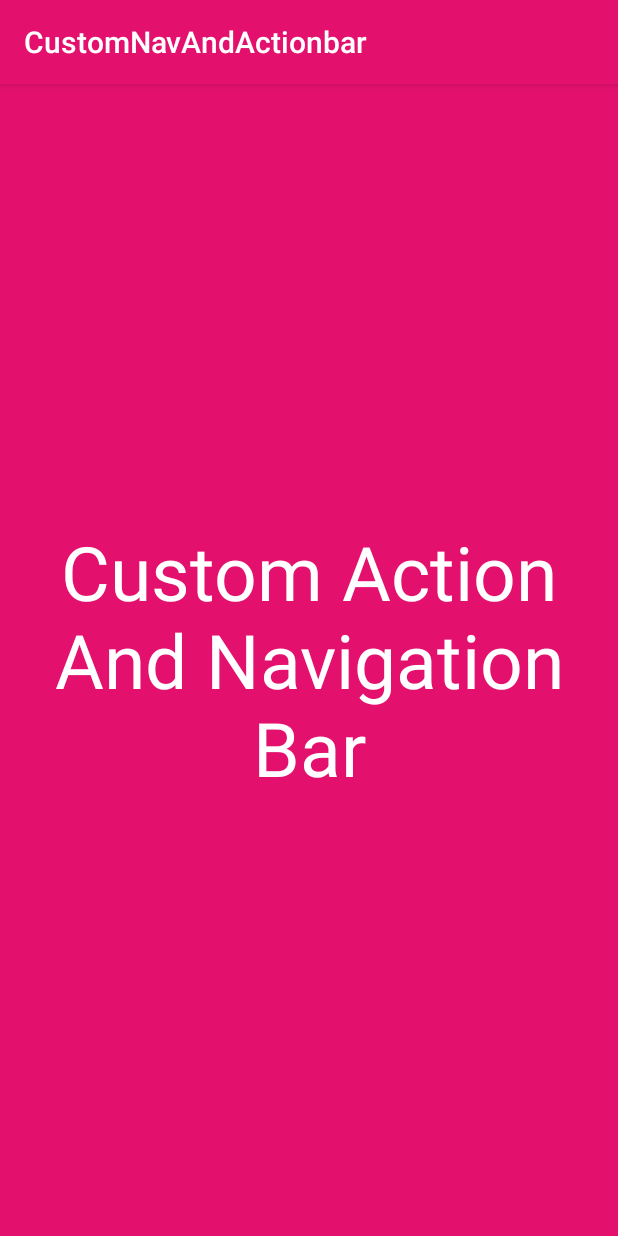
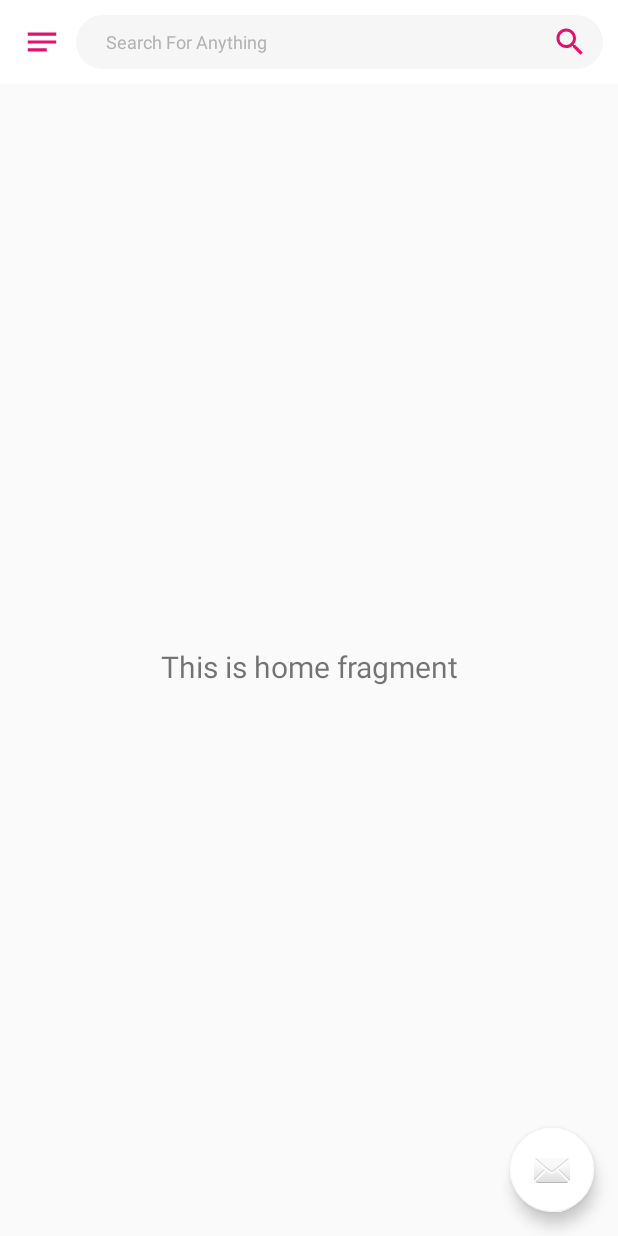
Before and after one commit to hnjm/Custom-Action-And-Navigation-Bar, an Android app: the screen it shows after launch (MainActivity before the commit, NavigationDrawerActivity after it), on a phone screen of 412 x 824 dp. Run offline under Robolectric (Android 15) with nearby library versions, the phone set to English and light mode, and no system bars; our stand-ins replace navigation-ui.

Commit message:
ActionBar Customized with an icon and a search layout

```diff
--- a/app/src/main/java/com/example/customnavandactionbar/MainActivity.java
+++ b/app/src/main/java/com/example/customnavandactionbar/MainActivity.java
@@ -2,6 +2,7 @@ package com.example.customnavandactionbar;
 
 import androidx.appcompat.app.AppCompatActivity;
 
+import android.content.Intent;
 import android.os.Bundle;
 
 import static java.lang.Thread.sleep;
@@ -11,6 +12,7 @@ public class MainActivity extends AppCompatActivity {
     @Override
     protected void onCreate(Bundle savedInstanceState) {
         super.onCreate(savedInstanceState);
+        getSupportActionBar().hide();
         setContentView(R.layout.activity_main);
 
         Thread t = new Thread(new Runnable() {
@@ -18,7 +20,8 @@ public class MainActivity extends AppCompatActivity {
             public void run() {
                 try {
                     sleep(2000);
-
+                    Intent i = new Intent(MainActivity.this,NavigationDrawerActivity.class);
+                    startActivity(i);
                 } catch (InterruptedException e) {
                     e.printStackTrace();
                 }
--- /dev/null
+++ b/app/src/main/res/drawable-v24/action_bar_search_back.xml
@@ -0,0 +1,6 @@
+<shape xmlns:android="http://schemas.android.com/apk/res/android">
+    <solid
+        android:color="#F6F6F6"/>
+    <corners
+        android:radius="25dp"/>
+</shape>
--- /dev/null
+++ b/app/src/main/res/drawable/ic_baseline_notes_24.xml
@@ -0,0 +1,10 @@
+<vector xmlns:android="http://schemas.android.com/apk/res/android"
+    android:width="24dp"
+    android:height="24dp"
+    android:viewportWidth="24"
+    android:viewportHeight="24"
+    android:tint="#E3106E">
+  <path
+      android:fillColor="@android:color/white"
+      android:pathData="M3,18h12v-2L3,16v2zM3,6v2h18L21,6L3,6zM3,13h18v-2L3,11v2z"/>
+</vector>
--- /dev/null
+++ b/app/src/main/res/drawable/ic_baseline_search_24.xml
@@ -0,0 +1,10 @@
+<vector xmlns:android="http://schemas.android.com/apk/res/android"
+    android:width="24dp"
+    android:height="24dp"
+    android:viewportWidth="24"
+    android:viewportHeight="24"
+    android:tint="#E3106E">
+  <path
+      android:fillColor="@android:color/white"
+      android:pathData="M15.5,14h-0.79l-0.28,-0.27C15.41,12.59 16,11.11 16,9.5 16,5.91 13.09,3 9.5,3S3,5.91 3,9.5 5.91,16 9.5,16c1.61,0 3.09,-0.59 4.23,-1.57l0.27,0.28v0.79l5,4.99L20.49,19l-4.99,-5zM9.5,14C7.01,14 5,11.99 5,9.5S7.01,5 9.5,5 14,7.01 14,9.5 11.99,14 9.5,14z"/>
+</vector>
--- a/app/src/main/res/layout/app_bar_main.xml
+++ b/app/src/main/res/layout/app_bar_main.xml
@@ -7,16 +7,48 @@
     tools:context=".NavigationDrawerActivity">
 
     <com.google.android.material.appbar.AppBarLayout
+        app:elevation="0dp"
         android:layout_width="match_parent"
-        android:layout_height="wrap_content"
+        android:layout_height="?actionBarSize"
         android:theme="@style/AppTheme.AppBarOverlay">
 
-        <androidx.appcompat.widget.Toolbar
-            android:id="@+id/toolbar"
+        <LinearLayout
+            android:orientation="horizontal"
+            android:background="@color/colorAccent"
             android:layout_width="match_parent"
-            android:layout_height="?attr/actionBarSize"
-            android:background="?attr/colorPrimary"
-            app:popupTheme="@style/AppTheme.PopupOverlay" />
+            android:layout_height="?actionBarSize" >
+            <ImageView
+                android:id="@+id/drawer_logo"
+                android:layout_marginLeft="15dp"
+                android:src="@drawable/ic_baseline_notes_24"
+                android:layout_width="25dp"
+                android:layout_height="?actionBarSize"/>
+            <RelativeLayout
+                android:orientation="horizontal"
+                android:layout_margin="10dp"
+                android:layout_gravity="center_vertical"
+                android:background="@drawable/action_bar_search_back"
+                android:layout_width="match_parent"
+                android:layout_height="match_parent">
+                <TextView
+                    android:layout_centerVertical="true"
+                    android:textColor="@color/gray_text_color"
+                    android:layout_marginLeft="20dp"
+                    android:textSize="12sp"
+                    android:text="@string/search_text"
+                    android:layout_width="wrap_content"
+                    android:layout_height="wrap_content"/>
+                <ImageView
+                    android:layout_centerVertical="true"
+                    android:layout_marginRight="10dp"
+                    android:layout_alignParentRight="true"
+                    android:src="@drawable/ic_baseline_search_24"
+                    android:layout_width="wrap_content"
+                    android:layout_height="wrap_content"/>
+            </RelativeLayout>
+
+        </LinearLayout>
+
 
     </com.google.android.material.appbar.AppBarLayout>
 
--- a/app/src/main/res/layout/content_main.xml
+++ b/app/src/main/res/layout/content_main.xml
@@ -1,5 +1,6 @@
 <?xml version="1.0" encoding="utf-8"?>
-<androidx.constraintlayout.widget.ConstraintLayout xmlns:android="http://schemas.android.com/apk/res/android"
+<androidx.constraintlayout.widget.ConstraintLayout
+    xmlns:android="http://schemas.android.com/apk/res/android"
     xmlns:app="http://schemas.android.com/apk/res-auto"
     xmlns:tools="http://schemas.android.com/tools"
     android:layout_width="match_parent"
--- a/app/src/main/res/values/colors.xml
+++ b/app/src/main/res/values/colors.xml
@@ -3,4 +3,7 @@
     <color name="colorPrimary">#E3106E</color>
     <color name="colorPrimaryDark">#BF0D5C</color>
     <color name="colorAccent">#FFFFFF</color>
+
+    <color name="gray_text_color">#B3B2B2</color>
+
 </resources>
--- a/app/src/main/res/values/strings.xml
+++ b/app/src/main/res/values/strings.xml
@@ -13,4 +13,7 @@
     <string name="menu_home">Home</string>
     <string name="menu_gallery">Gallery</string>
     <string name="menu_slideshow">Slideshow</string>
+
+    //actionbar_text
+    <string name="search_text">Search For Anything</string>
 </resources>
```
Also changed, not shown: app/src/main/java/com/example/customnavandactionbar/NavigationDrawerActivity.java (+20 -21 lines).
